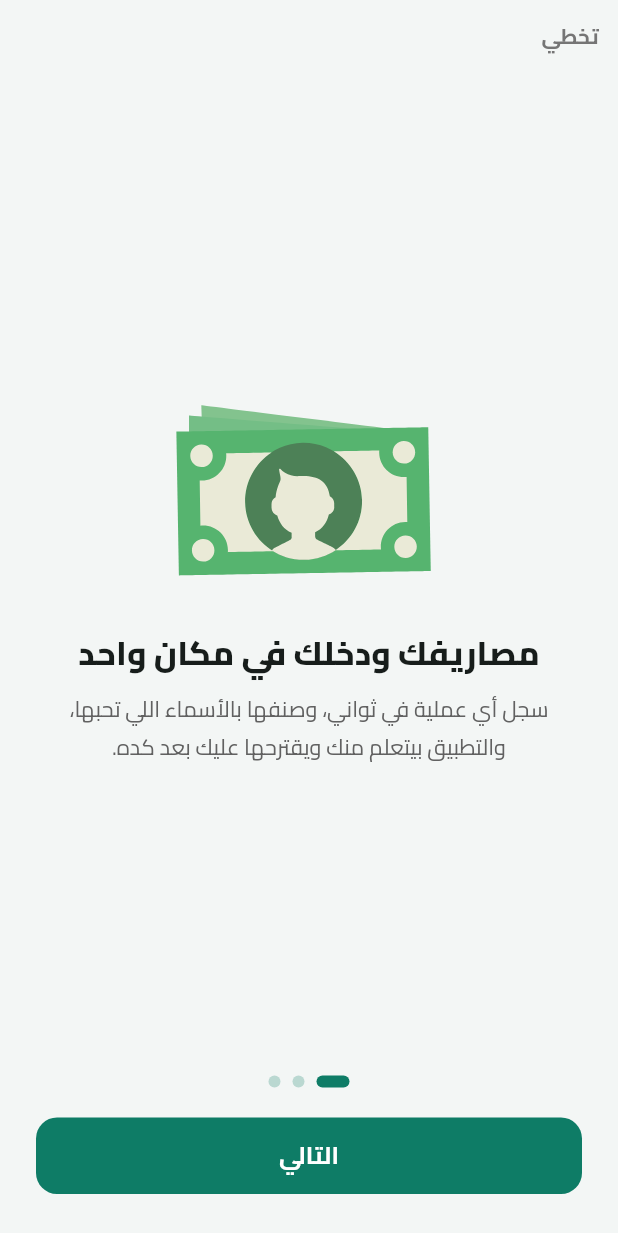
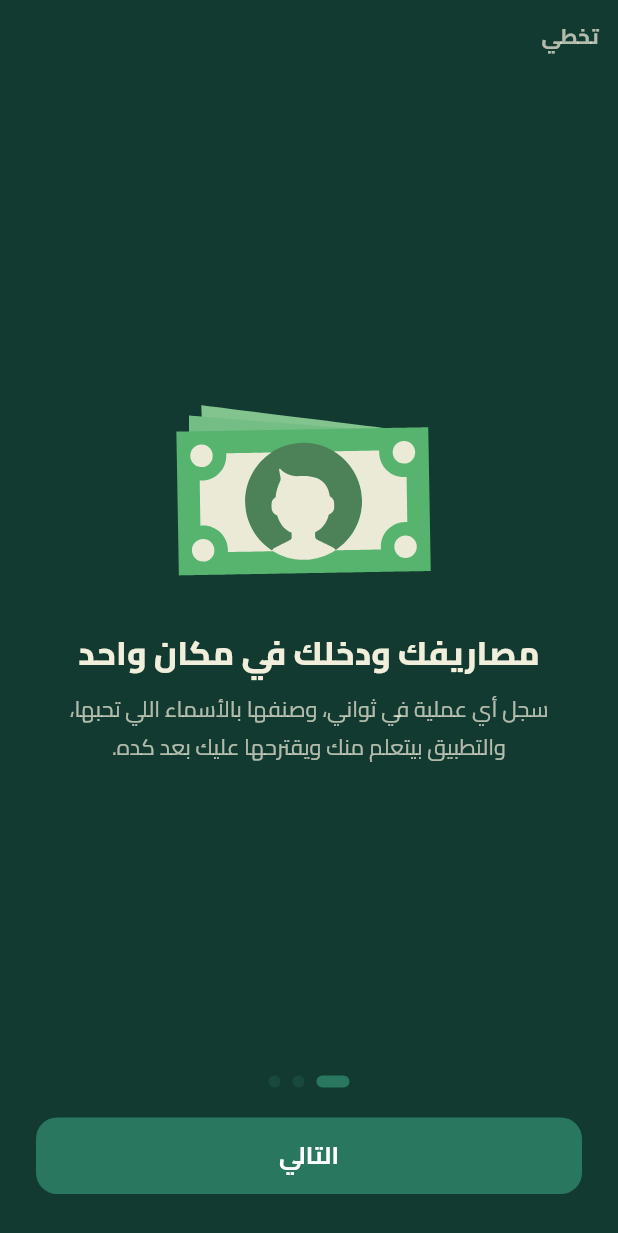
Before and after one commit to FROG-ctrl/-mahfazaty-, a Flutter app: the screen it shows after launch, on a phone screen of 412 x 824 dp. Shown: the top 1233 px of the screen. Run offline on Flutter 3.47's test engine with Material 3 defaults, Android fonts, the phone set to English and light mode, and no system bars; our stand-ins replace firebase_auth, firebase_core, flutter_local_notifications, flutter_timezone, lottie, shared_preferences and 1 more; accounts and stored records are empty.

Commit message:
v1.5: coordinated full-surface color palettes approved in review

```diff
--- a/lib/screens/add_transaction_sheet.dart
+++ b/lib/screens/add_transaction_sheet.dart
@@ -285,7 +285,7 @@ class _TypeButton extends StatelessWidget {
         child: AppText(
           label,
           style: TextStyle(
-            color: selected ? Colors.white : Colors.grey[700],
+            color: selected ? Colors.white : AppColors.muted,
             fontWeight: FontWeight.w700,
           ),
         ),
--- a/lib/screens/onboarding_screen.dart
+++ b/lib/screens/onboarding_screen.dart
@@ -112,7 +112,7 @@ class _OnboardingScreenState extends State<OnboardingScreen> {
                 child: AppText(
                   'تخطي',
                   style: TextStyle(
-                    color: _isLast ? Colors.transparent : Colors.grey[600],
+                    color: _isLast ? Colors.transparent : AppColors.muted,
                     fontWeight: FontWeight.w700,
                   ),
                 ),
@@ -147,7 +147,7 @@ class _OnboardingScreenState extends State<OnboardingScreen> {
                           style: TextStyle(
                             fontSize: 14.5,
                             height: 1.7,
-                            color: Colors.grey[700],
+                            color: AppColors.muted,
                           ),
                         ),
                       ],
--- a/lib/screens/signup_screen.dart
+++ b/lib/screens/signup_screen.dart
@@ -107,7 +107,7 @@ class _SignupScreenState extends State<SignupScreen> {
                   AppText(
                     'اعمل حسابك وخلي فلوسك تحت السيطرة',
                     textAlign: TextAlign.center,
-                    style: TextStyle(fontSize: 14, color: Colors.grey[600]),
+                    style: TextStyle(fontSize: 14, color: AppColors.muted),
                   ),
                   SizedBox(height: 18),
                   if (_error != null) ...[
--- a/lib/screens/stats_screen.dart
+++ b/lib/screens/stats_screen.dart
@@ -55,7 +55,7 @@ class StatsScreen extends StatelessWidget {
                                     'إجمالي الشهر',
                                     style: TextStyle(
                                       fontSize: 12,
-                                      color: Colors.grey[600],
+                                      color: AppColors.muted,
                                     ),
                                   ),
                                   AppText(
@@ -102,7 +102,7 @@ class StatsScreen extends StatelessWidget {
                                   '${pct.toStringAsFixed(0)}%',
                                   style: TextStyle(
                                     fontSize: 12,
-                                    color: Colors.grey[600],
+                                    color: AppColors.muted,
                                   ),
                                 ),
                                 SizedBox(width: 8),
--- a/lib/theme.dart
+++ b/lib/theme.dart
@@ -1,66 +1,133 @@
 import 'package:flutter/material.dart';
 import 'settings.dart';
 
+/// Paired palettes keep the same stored IDs so an update keeps each selection.
+class WalletPalette {
+  const WalletPalette(
+    this.primary,
+    this.accent,
+    this.background,
+    this.surface,
+    this.input,
+    this.ink,
+    this.heroEnd,
+  );
+  final Color primary, accent, background, surface, input, ink, heroEnd;
+  static const all = <String, WalletPalette>{
+    'green': WalletPalette(
+      Color(0xFF28775E),
+      Color(0xFFD9B65B),
+      Color(0xFF123A30),
+      Color(0xFF1D4D3F),
+      Color(0xFF285C4D),
+      Color(0xFFF1EEDC),
+      Color(0xFF8C6D25),
+    ),
+    'purple': WalletPalette(
+      Color(0xFF795397),
+      Color(0xFFE3A1B7),
+      Color(0xFF30213E),
+      Color(0xFF483054),
+      Color(0xFF583C66),
+      Color(0xFFF6EAF4),
+      Color(0xFF97566F),
+    ),
+    'blue': WalletPalette(
+      Color(0xFF35678A),
+      Color(0xFFE1AB89),
+      Color(0xFF172E43),
+      Color(0xFF24455F),
+      Color(0xFF315671),
+      Color(0xFFEAF0F6),
+      Color(0xFF8C5A45),
+    ),
+    'orange': WalletPalette(
+      Color(0xFFA55A3C),
+      Color(0xFFB4C8A3),
+      Color(0xFF543329),
+      Color(0xFF704737),
+      Color(0xFF835541),
+      Color(0xFFF6EAD8),
+      Color(0xFF4B6B53),
+    ),
+    'white': WalletPalette(
+      Color(0xFF38434E),
+      Color(0xFF687580),
+      Color(0xFFF5F6F7),
+      Color(0xFFFFFFFF),
+      Color(0xFFEBEEF0),
+      Color(0xFF202830),
+      Color(0xFF596772),
+    ),
+    'black': WalletPalette(
+      Color(0xFF4F5B68),
+      Color(0xFFABB6C2),
+      Color(0xFF101214),
+      Color(0xFF1C2024),
+      Color(0xFF292F35),
+      Color(0xFFF1F3F5),
+      Color(0xFF333C46),
+    ),
+  };
+  static WalletPalette get current =>
+      all[AppSettings.instance.themeId] ?? all['green']!;
+}
+
 class AppColors {
-  static Color get emerald => switch (AppSettings.instance.themeId) {
-    'blue' => const Color(0xFF245BB5),
-    'orange' => const Color(0xFFAE4C13),
-    'purple' => const Color(0xFF7750A8),
-    'white' => const Color(0xFF34434C),
-    'black' => const Color(0xFF718DAA),
-    _ => const Color(0xFF0E7C66),
-  };
-  static Color get emeraldDark => Color.lerp(emerald, Colors.black, 0.32)!;
-  static Color get teal => Color.lerp(emerald, Colors.white, 0.16)!;
-  static Color get gold => switch (AppSettings.instance.themeId) {
-    'blue' => const Color(0xFF3B77C0),
-    'orange' => const Color(0xFFB76621),
-    'purple' => const Color(0xFF8D65BA),
-    'white' => const Color(0xFF5A6871),
-    'black' => const Color(0xFF94ADC6),
-    _ => const Color(0xFFE3A93B),
-  };
-  static const income = Color(0xFF1E9E6A);
-  static const expense = Color(0xFFD64545);
-  static Color get bg => AppSettings.instance.themeId == 'black'
-      ? const Color(0xFF101317)
-      : const Color(0xFFF3F6F5);
-  static Color get ink => AppSettings.instance.themeId == 'black'
-      ? const Color(0xFFF2F3F5)
-      : const Color(0xFF17201D);
+  static Color get emerald => WalletPalette.current.primary;
+  static Color get emeraldDark => Color.lerp(emerald, Colors.black, 0.24)!;
+  static Color get teal => Color.lerp(emerald, Colors.white, 0.08)!;
+  static Color get gold => WalletPalette.current.accent;
+  static List<Color> get heroGradient => [
+    emerald,
+    WalletPalette.current.heroEnd,
+  ];
+  static Color get income => AppSettings.instance.themeId == 'white'
+      ? const Color(0xFF1E9E6A)
+      : const Color(0xFF73D3A8);
+  static Color get expense => AppSettings.instance.themeId == 'white'
+      ? const Color(0xFFD64545)
+      : const Color(0xFFFFA69B);
+  static Color get muted => ink.withValues(alpha: .72);
+  static Color get bg => WalletPalette.current.background;
+  static Color get ink => WalletPalette.current.ink;
 }
 
 class AppTheme {
   static ThemeData get light {
-    final dark = AppSettings.instance.themeId == 'black';
+    final p = WalletPalette.current;
+    final dark = AppSettings.instance.themeId != 'white';
     final scheme = ColorScheme.fromSeed(
       brightness: dark ? Brightness.dark : Brightness.light,
-      seedColor: AppColors.emerald,
-      primary: dark ? const Color(0xFFB2CBE1) : AppColors.emerald,
-      secondary: AppColors.gold,
-      surface: dark ? const Color(0xFF1B2026) : Colors.white,
+      seedColor: p.primary,
+      primary: dark ? Color.lerp(p.primary, p.ink, .6)! : p.primary,
+      secondary: p.accent,
+      surface: p.surface,
+      onSurface: p.ink,
+      secondaryContainer: p.accent.withValues(alpha: .18),
+      onSecondaryContainer: p.ink,
     );
     return ThemeData(
       useMaterial3: true,
       brightness: scheme.brightness,
       colorScheme: scheme,
       fontFamily: 'Cairo',
-      scaffoldBackgroundColor: AppColors.bg,
+      scaffoldBackgroundColor: p.background,
       appBarTheme: AppBarTheme(
         centerTitle: true,
         backgroundColor: Colors.transparent,
         elevation: 0,
-        foregroundColor: AppColors.ink,
+        foregroundColor: p.ink,
       ),
       cardTheme: CardThemeData(
-        color: scheme.surface,
+        color: p.surface,
         elevation: 0,
         margin: EdgeInsets.zero,
         shape: RoundedRectangleBorder(borderRadius: BorderRadius.circular(20)),
       ),
       filledButtonTheme: FilledButtonThemeData(
         style: FilledButton.styleFrom(
-          backgroundColor: AppColors.emerald,
+          backgroundColor: p.primary,
           foregroundColor: Colors.white,
           shape: RoundedRectangleBorder(
             borderRadius: BorderRadius.circular(14),
@@ -68,9 +135,13 @@ class AppTheme {
           padding: const EdgeInsets.symmetric(vertical: 14, horizontal: 20),
         ),
       ),
+      floatingActionButtonTheme: FloatingActionButtonThemeData(
+        backgroundColor: p.primary,
+        foregroundColor: Colors.white,
+      ),
       navigationBarTheme: NavigationBarThemeData(
-        backgroundColor: scheme.surface,
-        indicatorColor: scheme.primary.withValues(alpha: 0.14),
+        backgroundColor: p.surface,
+        indicatorColor: p.accent.withValues(alpha: dark ? .22 : .18),
         labelTextStyle: const WidgetStatePropertyAll(
           TextStyle(
             fontFamily: 'Cairo',
@@ -81,7 +152,7 @@ class AppTheme {
       ),
       inputDecorationTheme: InputDecorationTheme(
         filled: true,
-        fillColor: dark ? const Color(0xFF262D35) : const Color(0xFFF1F4F3),
+        fillColor: p.input,
         border: OutlineInputBorder(
           borderRadius: BorderRadius.circular(14),
           borderSide: BorderSide.none,
--- a/pubspec.yaml
+++ b/pubspec.yaml
@@ -1,7 +1,7 @@
 name: mahfazaty
 description: "محفظتي - مصاريفك وسلفك وجمعياتك في مكان واحد"
 publish_to: 'none'
-version: 1.4.0+5
+version: 1.5.0+6
 
 environment:
   sdk: ^3.9.0
```
Also changed, not shown: lib/screens/debts_screen.dart (+3 -7 lines), lib/screens/home_screen.dart (+5 -5 lines), lib/screens/jam3eyat_screen.dart (+6 -6 lines), lib/screens/login_screen.dart (+4 -4 lines), lib/screens/settings_screen.dart (+33 -19 lines), lib/widgets/charts.dart (+6 -3 lines).
